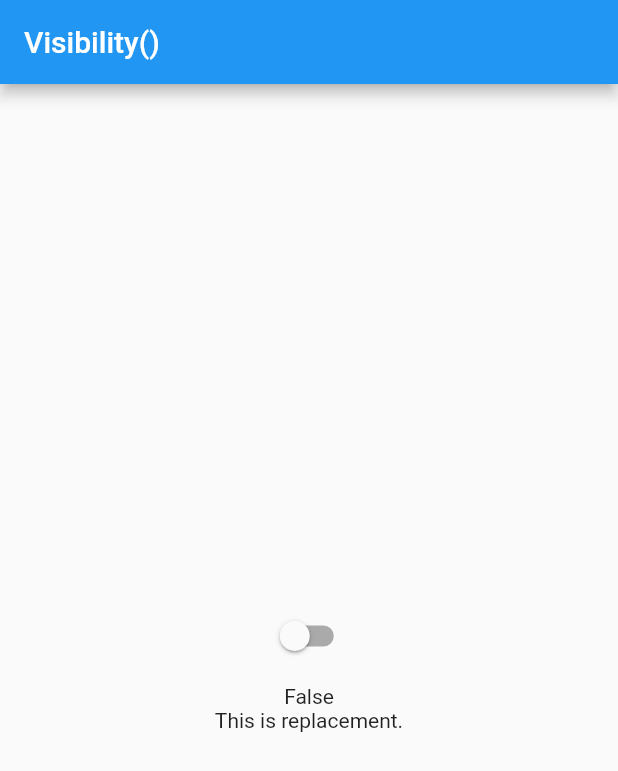
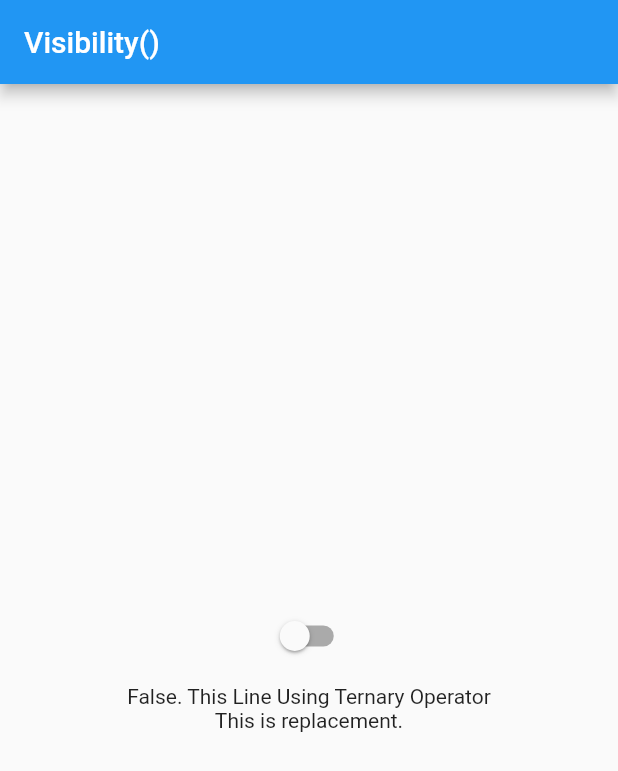
Before and after one commit to partho-debnath/flutter, a Flutter app: the screen it shows after launch, on a phone screen of 412 x 824 dp. Shown: the top 771 px of the screen. Run offline on Flutter 3.47's test engine with Material 2 defaults, Android fonts, the phone set to English and light mode, and no system bars.

```diff
--- a/lib/widgets/visibility_widget.dart
+++ b/lib/widgets/visibility_widget.dart
@@ -36,7 +36,9 @@ class _MyVisibilityState extends State<MyVisibility> {
   }
 
   Text _usingTernaryOperator() {
-    return isVisible == true ? const Text('True') : const Text('False');
+    return isVisible == true
+        ? const Text('True. This Line Using Ternary Operator')
+        : const Text('False. This Line Using Ternary Operator');
   }
 
   Visibility _visibilityWithOutReplacement() {
```
